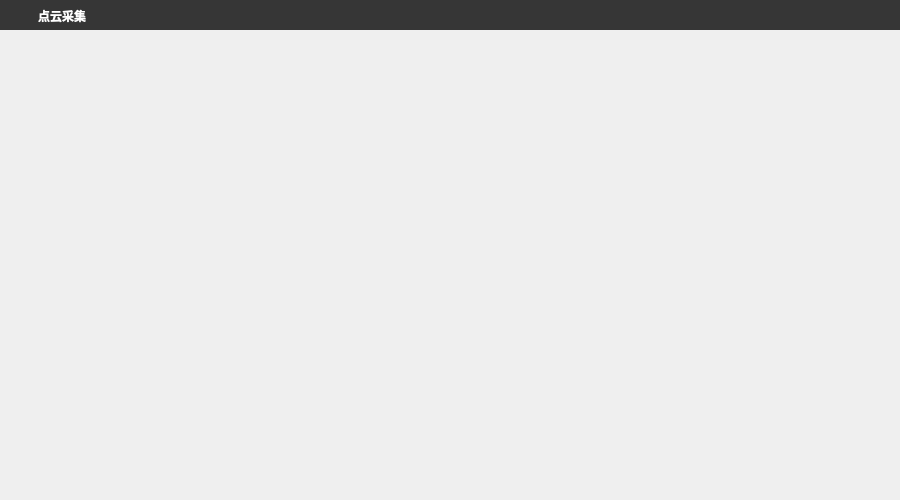
Old version of the form point_collect.ui in the repository JasonLSS/structured_light_reconstruction_gui.
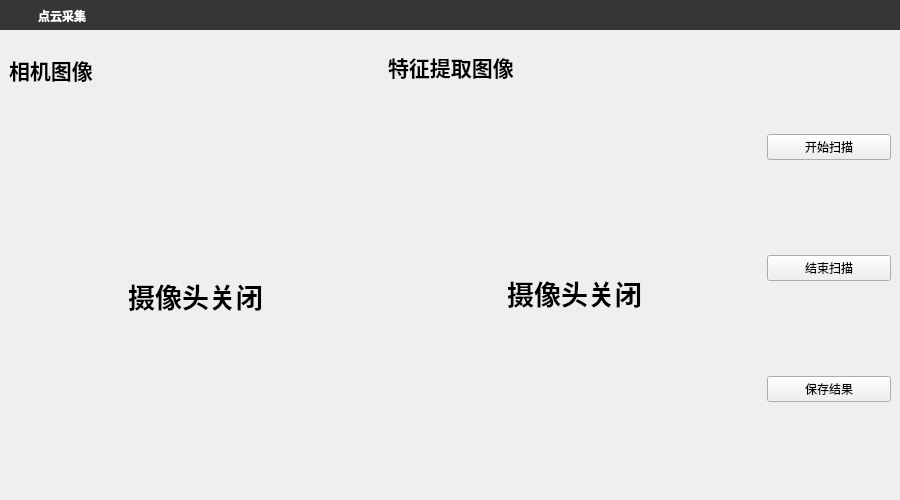
New version of the form.

```diff
--- a/point_collect.ui
+++ b/point_collect.ui
@@ -232,7 +232,119 @@
     </item>
     <item>
      <widget class="QWidget" name="widget" native="true">
-      <layout class="QHBoxLayout" name="horizontalLayout_2"/>
+      <layout class="QHBoxLayout" name="horizontalLayout_2" stretch="3,3,1">
+       <item>
+        <layout class="QVBoxLayout" name="verticalLayout_2">
+         <item>
+          <widget class="QLabel" name="label">
+           <property name="maximumSize">
+            <size>
+             <width>16777215</width>
+             <height>50</height>
+            </size>
+           </property>
+           <property name="font">
+            <font>
+             <family>Microsoft YaHei</family>
+             <pointsize>16</pointsize>
+             <weight>75</weight>
+             <bold>true</bold>
+            </font>
+           </property>
+           <property name="text">
+            <string>相机图像</string>
+           </property>
+          </widget>
+         </item>
+         <item>
+          <widget class="QLabel" name="camera_view">
+           <property name="font">
+            <font>
+             <family>Microsoft YaHei</family>
+             <pointsize>20</pointsize>
+             <weight>75</weight>
+             <bold>true</bold>
+            </font>
+           </property>
+           <property name="text">
+            <string>摄像头关闭</string>
+           </property>
+           <property name="alignment">
+            <set>Qt::AlignCenter</set>
+           </property>
+          </widget>
+         </item>
+        </layout>
+       </item>
+       <item>
+        <layout class="QVBoxLayout" name="verticalLayout_3" stretch="1,9">
+         <item>
+          <widget class="QLabel" name="label_3">
+           <property name="maximumSize">
+            <size>
+             <width>16777215</width>
+             <height>50</height>
+            </size>
+           </property>
+           <property name="font">
+            <font>
+             <family>Microsoft YaHei</family>
+             <pointsize>16</pointsize>
+             <weight>75</weight>
+             <bold>true</bold>
+            </font>
+           </property>
+           <property name="text">
+            <string>特征提取图像</string>
+           </property>
+          </widget>
+         </item>
+         <item>
+          <widget class="QLabel" name="feature_view">
+           <property name="font">
+            <font>
+             <family>Microsoft YaHei</family>
+             <pointsize>20</pointsize>
+             <weight>75</weight>
+             <bold>true</bold>
+            </font>
+           </property>
+           <property name="text">
+            <string>摄像头关闭</string>
+           </property>
+           <property name="alignment">
+            <set>Qt::AlignCenter</set>
+           </property>
+          </widget>
+         </item>
+        </layout>
+       </item>
+       <item>
+        <layout class="QVBoxLayout" name="verticalLayout_4">
+         <item>
+          <widget class="QPushButton" name="start_scanbt">
+           <property name="text">
+            <string>开始扫描</string>
+           </property>
+          </widget>
+         </item>
+         <item>
+          <widget class="QPushButton" name="stop_scanbt">
+           <property name="text">
+            <string>结束扫描</string>
+           </property>
+          </widget>
+         </item>
+         <item>
+          <widget class="QPushButton" name="savebt">
+           <property name="text">
+            <string>保存结果</string>
+           </property>
+          </widget>
+         </item>
+        </layout>
+       </item>
+      </layout>
      </widget>
     </item>
    </layout>
```
